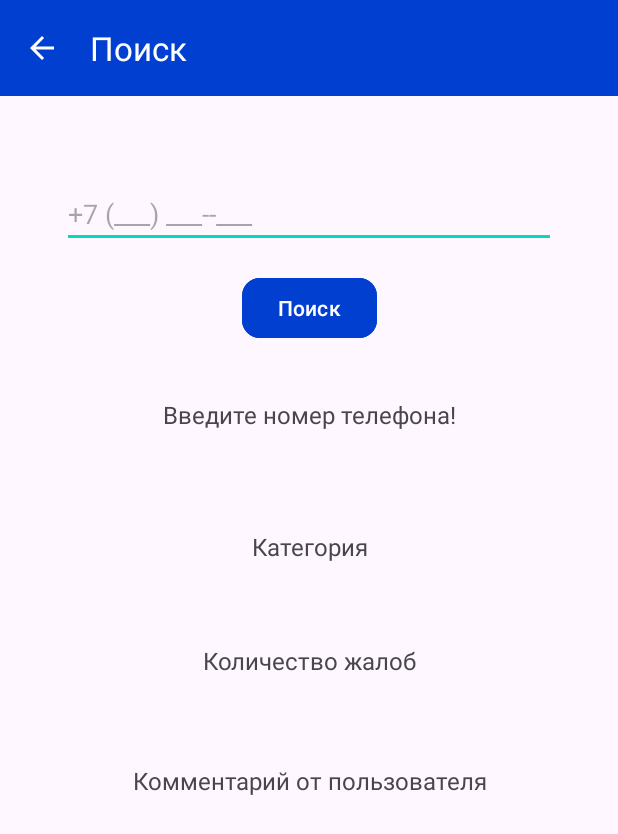
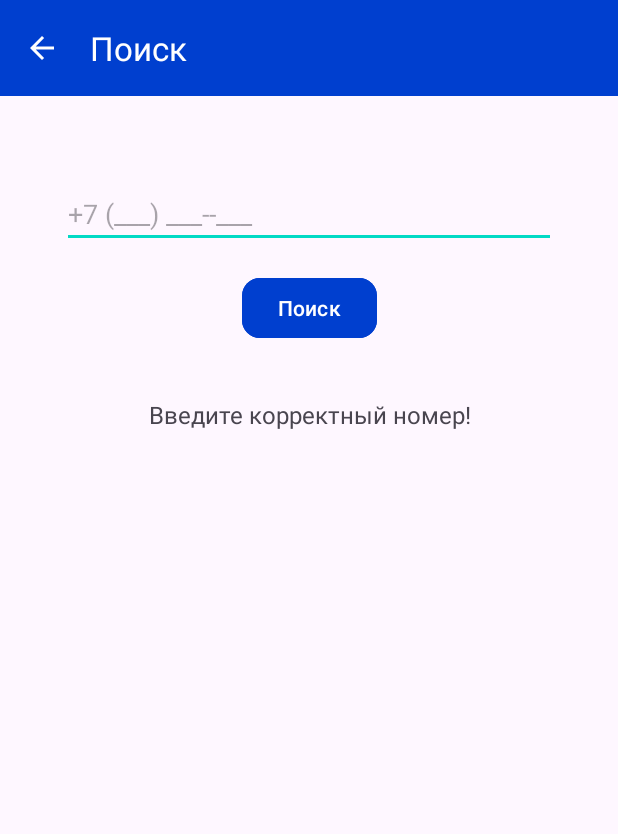
Before and after one commit to BoberCoder0/ScamGuard, an Android app: the Search screen opened directly, with no data from a screen before it, after a tap on "Поиск", on a phone screen of 412 x 824 dp. Shown: the top 834 px of the screen. Run offline under Robolectric (Android 15) with nearby library versions, the phone set to English and light mode, and no system bars; 1 statement that could not run was skipped.

Commit message:
0.4.2(searchViewModel_Update)

```diff
--- a/app/src/main/java/com/example/testapp2/Activity/Search.java
+++ b/app/src/main/java/com/example/testapp2/Activity/Search.java
@@ -20,6 +20,7 @@ public class Search extends AppCompatActivity {
     private SearchViewModel searchViewModel;
     private EditText phoneNumberInput;
     private TextView searchResult, categoryView, complaintsView, commentView;
+    private TextView formatPhoneNum;
 
     @Override
     protected void onCreate(Bundle savedInstanceState) {
@@ -42,16 +43,18 @@ public class Search extends AppCompatActivity {
         complaintsView = findViewById(R.id.complaints_view);
         commentView = findViewById(R.id.comment_view);
 
+
         phoneNumberInput.addTextChangedListener(new PhoneNumberFormattingTextWatcher());
 
         // Инициализация ViewModel
         searchViewModel = new SearchViewModel(this);
 
+
         // Обработчик кнопки поиска
         searchButton.setOnClickListener(v -> {
             String phoneNumber = phoneNumberInput.getText().toString().trim();
             if (TextUtils.isEmpty(phoneNumber)) {
-                searchResult.setText("Введите номер телефона!");
+                searchResult.setText("Введите корректный номер!");
                 return;
             }
             searchViewModel.searchPhoneNumber(phoneNumber);
@@ -64,12 +67,7 @@ public class Search extends AppCompatActivity {
                 complaintsView.setText("Жалобы: " + scamInfo.getComplaints());
                 commentView.setText("Комментарий: " + scamInfo.getComment());
                 searchResult.setText("Этот номер мошенник!");
-            } else {
-                categoryView.setText("Категория: -");
-                complaintsView.setText("Жалобы: -");
-                commentView.setText("Комментарий: -");
-                searchResult.setText("Номер не найден в базе.");
-            }
+            } else searchResult.setText("Номер не найден в базе.");
         });
     }
 
--- a/app/src/main/java/com/example/testapp2/utils/PhoneNumberFormattingTextWatcher.java
+++ b/app/src/main/java/com/example/testapp2/utils/PhoneNumberFormattingTextWatcher.java
@@ -34,7 +34,7 @@ public class PhoneNumberFormattingTextWatcher implements android.text.TextWatche
         isUpdating = false;
     }
 
-    private String formatPhoneNumber(String digits) {
+    public static String formatPhoneNumber(String digits) {
         StringBuilder formatted = new StringBuilder();
         if (digits.length() > 0) {
             formatted.append("+7 ");
--- a/app/src/main/res/layout/activity_search.xml
+++ b/app/src/main/res/layout/activity_search.xml
@@ -51,16 +51,16 @@
         android:id="@+id/result_view"
         android:layout_width="0dp"
         android:layout_height="wrap_content"
-        android:text="Результат появится здесь"
+        android:layout_marginStart="16dp"
+        android:layout_marginTop="24dp"
+        android:layout_marginEnd="16dp"
+        android:gravity="center"
+        android:padding="12dp"
+        android:text="Введите номер телефона"
         android:textSize="16sp"
-        android:padding="12dp"
-        android:gravity="center"
-        app:layout_constraintTop_toBottomOf="@id/check_button"
+        app:layout_constraintEnd_toEndOf="parent"
         app:layout_constraintStart_toStartOf="parent"
-        app:layout_constraintEnd_toEndOf="parent"
-        android:layout_marginTop="24dp"
-        android:layout_marginStart="16dp"
-        android:layout_marginEnd="16dp" />
+        app:layout_constraintTop_toBottomOf="@id/check_button" />
 
     <TextView
         android:id="@+id/category_view"
@@ -71,7 +71,6 @@
         android:layout_marginEnd="16dp"
         android:gravity="center"
         android:padding="12dp"
-        android:text="Категория"
         android:textSize="16sp"
         app:layout_constraintEnd_toEndOf="parent"
         app:layout_constraintHorizontal_bias="0.0"
@@ -87,7 +86,6 @@
         android:layout_marginEnd="16dp"
         android:gravity="center"
         android:padding="12dp"
-        android:text="Количество жалоб"
         android:textSize="16sp"
         app:layout_constraintEnd_toEndOf="parent"
         app:layout_constraintHorizontal_bias="0.0"
@@ -104,7 +102,6 @@
         android:layout_marginEnd="16dp"
         android:gravity="center"
         android:padding="12dp"
-        android:text="Комментарий от пользователя"
         android:textSize="16sp"
         app:layout_constraintEnd_toEndOf="parent"
         app:layout_constraintHorizontal_bias="0.0"
```
